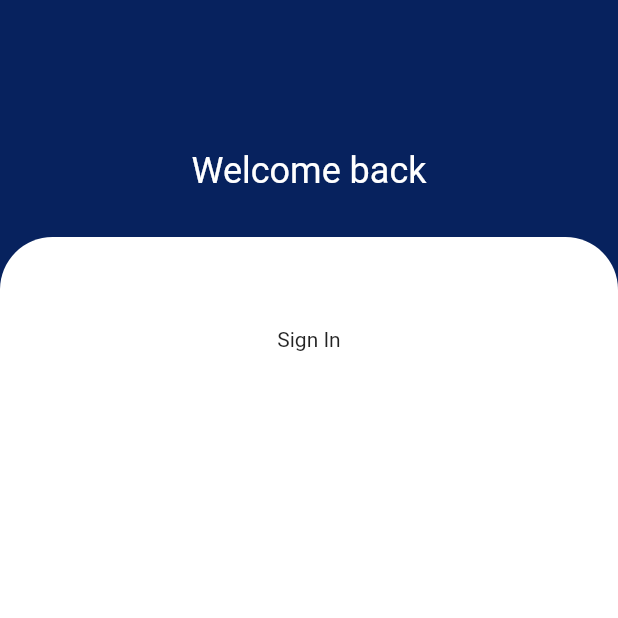
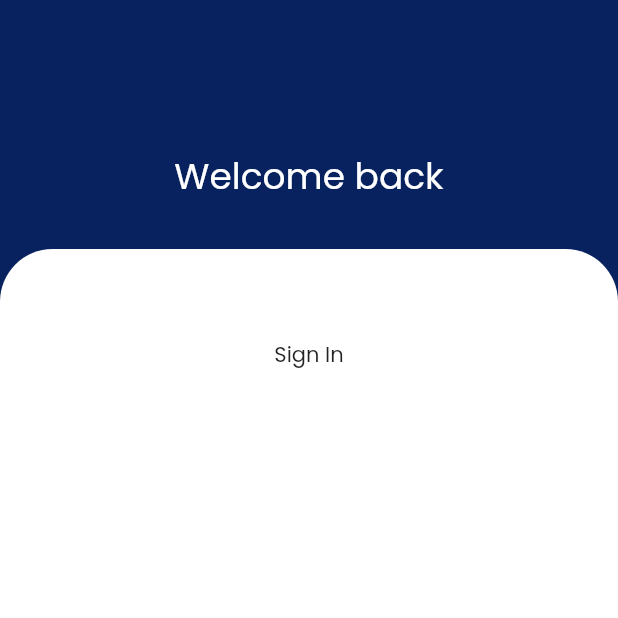
Before and after one commit to Waelahmed99/Edudito, a Flutter app: the screen it shows after launch, after a tap on "Sign In", on a phone screen of 412 x 824 dp, the top half of it. Run offline on Flutter 3.47's test engine with Material 2 defaults, Android fonts, the light colour scheme and no system bars.

Commit message:
Adding Poppins font

```diff
--- a/lib/helpers/strings.dart
+++ b/lib/helpers/strings.dart
@@ -1,6 +1,7 @@
 class Strings {
   // main strings
   static final String appName = 'Edudito';
+  static final String fontFamily = 'Poppins';
 
   // Welcome|auth strings
   static final String welcomeMessage =
--- a/lib/main.dart
+++ b/lib/main.dart
@@ -1,5 +1,6 @@
 import 'package:flutter/material.dart';
 import 'splash_screen.dart';
+import 'helpers/strings.dart';
 
 void main() {
   runApp(MyApp());
@@ -9,6 +10,7 @@ class MyApp extends StatelessWidget {
   @override
   Widget build(BuildContext context) {
     return MaterialApp(
+      theme: ThemeData(fontFamily: Strings.fontFamily),
       routes: {
         '/': (context) => SplashScreen(),
       },
```
Also changed, not shown: pubspec.yaml (+4 -4 lines).
